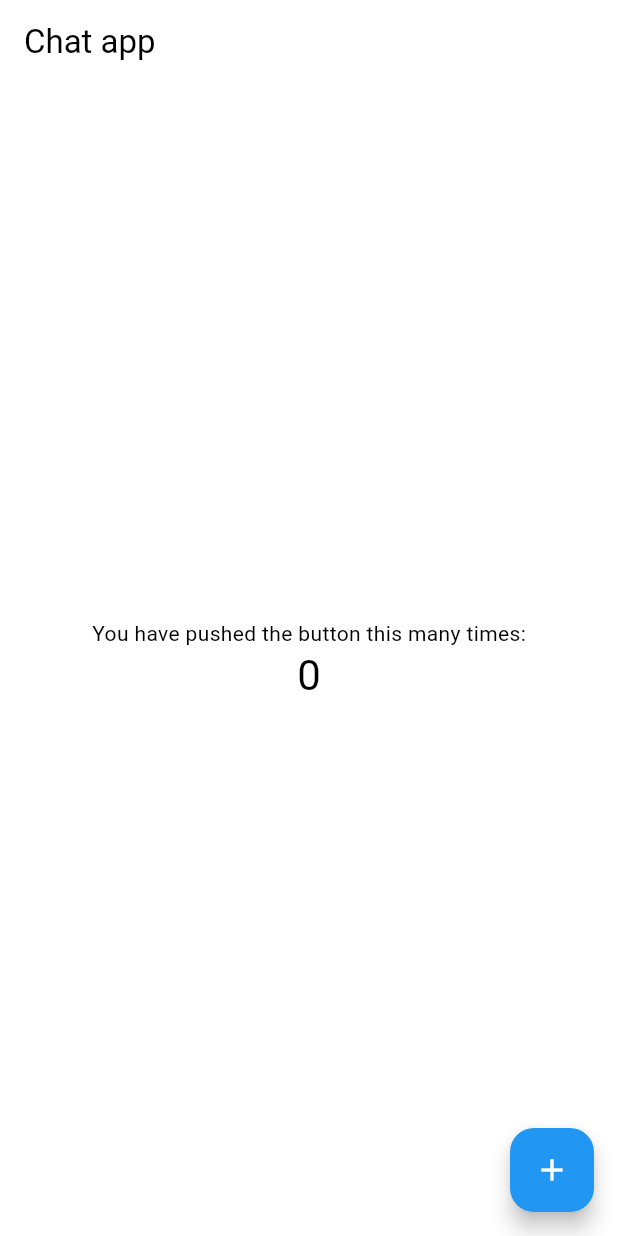
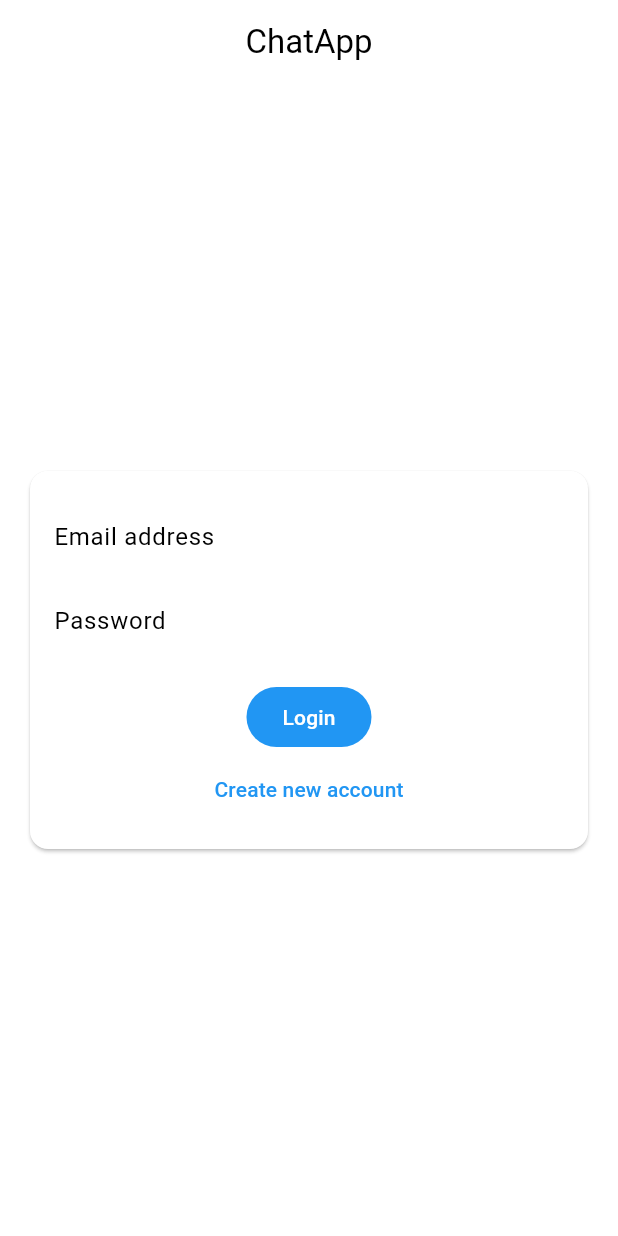
Before and after one commit to Braulio08/chat_app, a Flutter app: the screen it shows after launch, on a phone screen of 412 x 824 dp. Run offline on Flutter 3.47's test engine with Material 2 defaults, Android fonts, the phone set to English and light mode, and no system bars; drawn by our look-alikes of dynamic_color; our stand-ins replace cloud_firestore, firebase_core, flutter_dotenv; accounts and stored records are empty.

Commit message:
Creating an Authentication Form

```diff
--- a/lib/main.dart
+++ b/lib/main.dart
@@ -1,10 +1,15 @@
+import './screens/auth_screen.dart';
 import 'package:flutter/material.dart';
 import 'package:dynamic_color/dynamic_color.dart';
 import 'package:flutter_dotenv/flutter_dotenv.dart';
 import 'package:provider/provider.dart';
+import './screens/chat_screen.dart';
+import 'package:firebase_core/firebase_core.dart';
 
 Future main() async {
-  await dotenv.load(fileName: ".env");
+  //await dotenv.load(fileName: ".env");
+  WidgetsFlutterBinding.ensureInitialized();
+  await Firebase.initializeApp();
   runApp(const MyApp());
 }
 
@@ -20,10 +25,9 @@ class MyApp extends StatelessWidget {
   // This widget is the root of your application.
   @override
   Widget build(BuildContext context) {
-    return DynamicColorBuilder(builder: (lightColorScheme, darkColorScheme) {
-      return MultiProvider(
-        providers: [],
-        child: MaterialApp(
+    return DynamicColorBuilder(
+      builder: (lightColorScheme, darkColorScheme) {
+        return MaterialApp(
           title: 'Chat app',
           theme: ThemeData(
             colorScheme: lightColorScheme ?? MyApp._defaultLightColorScheme,
@@ -34,11 +38,10 @@ class MyApp extends StatelessWidget {
             useMaterial3: true,
           ),
           themeMode: ThemeMode.system,
-          home: const MyHomePage(title: 'Chat app'),
-          routes: {},
-        ),
-      );
-    });
+          home: const AuthScreen(),
+        );
+      },
+    );
   }
 }
 
--- /dev/null
+++ b/lib/screens/auth_screen.dart
@@ -0,0 +1,23 @@
+import '../widgets/auth/auth_form.dart';
+import 'package:flutter/material.dart';
+
+class AuthScreen extends StatefulWidget {
+  const AuthScreen({super.key});
+
+  @override
+  State<AuthScreen> createState() => _AuthScreenState();
+}
+
+class _AuthScreenState extends State<AuthScreen> {
+  @override
+  Widget build(BuildContext context) {
+    final dynamic appBar = AppBar(
+      title: const Text('ChatApp'),
+      centerTitle: true,
+    );
+    return Scaffold(
+      appBar: appBar,
+      body: AuthForm(),
+    );
+  }
+}
--- /dev/null
+++ b/lib/widgets/auth/auth_form.dart
@@ -0,0 +1,99 @@
+import 'package:flutter/material.dart';
+
+class AuthForm extends StatefulWidget {
+  const AuthForm({super.key});
+
+  @override
+  State<AuthForm> createState() => _AuthFormState();
+}
+
+class _AuthFormState extends State<AuthForm> {
+  final _formKey = GlobalKey<FormState>();
+  bool _isLogin = true;
+  String _userEmail = '';
+  String _userName = '';
+  String _userPassword = '';
+
+  void _trySubmit() {
+    final isValid = _formKey.currentState!.validate();
+    FocusScope.of(context).unfocus();
+    if (isValid) {
+      _formKey.currentState!.save();
+      print(_userEmail);
+      print(_userName);
+      print(_userPassword);
+    }
+  }
+
+  @override
+  Widget build(BuildContext context) {
+    return Center(
+      child: Card(
+        margin: const EdgeInsets.all(20),
+        child: SingleChildScrollView(
+          child: Padding(
+            padding: const EdgeInsets.all(16),
+            child: Form(
+              key: _formKey,
+              child: Column(
+                mainAxisSize: MainAxisSize.min,
+                children: [
+                  TextFormField(
+                    key: const ValueKey('email'),
+                    validator: (value) {
+                      if (value!.isEmpty || !value.contains('@')) {
+                        return 'Please enter a valid email address.';
+                      }
+                      return null;
+                    },
+                    keyboardType: TextInputType.emailAddress,
+                    decoration:
+                        const InputDecoration(labelText: 'Email address'),
+                    onSaved: (newValue) => _userEmail = newValue!,
+                  ),
+                  if(!_isLogin)
+                  TextFormField(
+                    key: const ValueKey('Username'),
+                    validator: (value) {
+                      if (value!.isEmpty || value.length < 4) {
+                        return 'Please enter at least 4 characters.';
+                      }
+                      return null;
+                    },
+                    decoration: const InputDecoration(labelText: 'Username'),
+                    onSaved: (newValue) => _userName = newValue!,
+                  ),
+                  TextFormField(
+                    key: const ValueKey('Password'),
+                    validator: (value) {
+                      if (value!.isEmpty || value.length < 7) {
+                        return 'Password must be at least 7 characters long.';
+                      }
+                      return null;
+                    },
+                    obscureText: true,
+                    decoration: const InputDecoration(labelText: 'Password'),
+                    onSaved: (newValue) => _userPassword = newValue!,
+                  ),
+                  const SizedBox(height: 12),
+                  FilledButton.tonal(
+                    onPressed: _trySubmit,
+                    child: Text(_isLogin ? 'Login' : 'Signup'),
+                  ),
+                  TextButton(
+                    onPressed: () => setState(() {
+                      _isLogin = !_isLogin;
+                    }),
+                    child: Text(_isLogin
+                        ? 'Create new account'
+                        : 'I already have an account'),
+                  )
+                ],
+              ),
+            ),
+          ),
+        ),
+      ),
+    );
+  }
+}
--- a/pubspec.yaml
+++ b/pubspec.yaml
@@ -38,6 +38,7 @@ dependencies:
   dynamic_color: ^1.6.2
   flutter_dotenv: ^5.0.2
   provider: ^6.0.5
+  cloud_firestore: ^4.4.3
 
 dev_dependencies:
   flutter_test:
```
Also changed, not shown: lib/screens/chat_screen.dart (added, +48 -0 lines), pubspec.lock, 3 other files.
